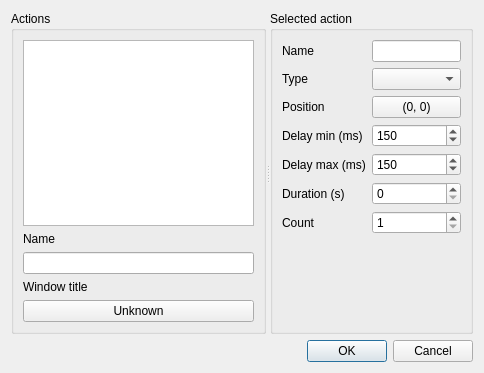
Before: the Qt Designer form ui/editscriptdialog.ui in kervala/autoclicker, drawn with Qt 5.
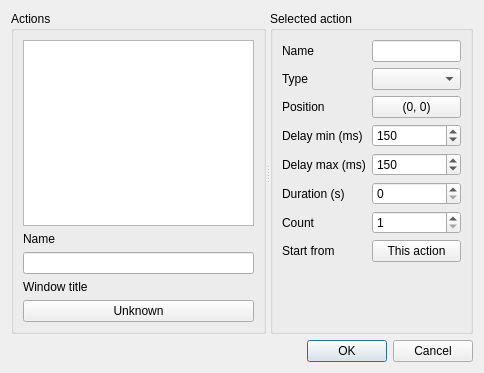
After: the same form once the commit is applied.

Commit message: Changed: Implement start from any action

Diff of the .ui file:
```diff
--- a/ui/editscriptdialog.ui
+++ b/ui/editscriptdialog.ui
@@ -196,6 +196,23 @@
          </property>
         </widget>
        </item>
+       <item row="7" column="1">
+        <widget class="QPushButton" name="thisActionPushButton">
+         <property name="text">
+          <string>This action</string>
+         </property>
+         <property name="checkable">
+          <bool>true</bool>
+         </property>
+        </widget>
+       </item>
+       <item row="7" column="0">
+        <widget class="QLabel" name="startFromLabel">
+         <property name="text">
+          <string>Start from</string>
+         </property>
+        </widget>
+       </item>
       </layout>
      </widget>
     </widget>
```
The commit also changes 4 other files.
